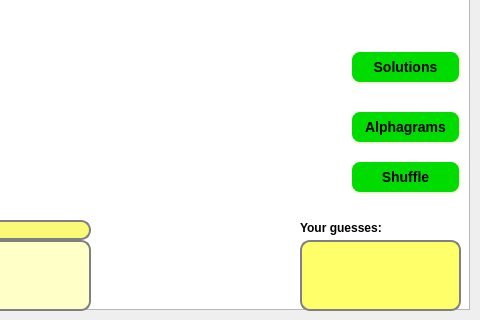
domino14/aerolithdesktop, file trunk/client/src/tableForm.ui: the form before one commit; both pictures show x 520 to 1000 and y 420 to 740 of the 1000 by 740 pixel window.
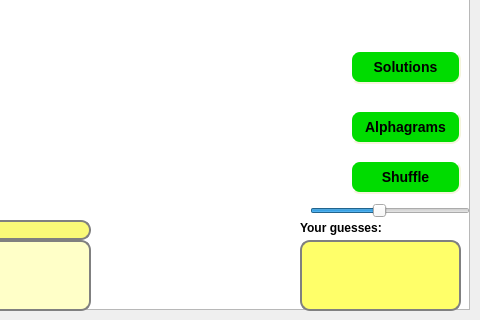
The form after the commit.

The edit to the form file:
```diff
--- a/trunk/client/src/tableForm.ui
+++ b/trunk/client/src/tableForm.ui
@@ -445,6 +445,28 @@
     <string>Word List Info</string>
    </property>
   </widget>
+  <widget class="QSlider" name="horizontalSlider" >
+   <property name="geometry" >
+    <rect>
+     <x>830</x>
+     <y>620</y>
+     <width>160</width>
+     <height>22</height>
+    </rect>
+   </property>
+   <property name="minimum" >
+    <number>35</number>
+   </property>
+   <property name="maximum" >
+    <number>70</number>
+   </property>
+   <property name="value" >
+    <number>50</number>
+   </property>
+   <property name="orientation" >
+    <enum>Qt::Horizontal</enum>
+   </property>
+  </widget>
  </widget>
  <tabstops>
   <tabstop>lineEditChat</tabstop>
```
